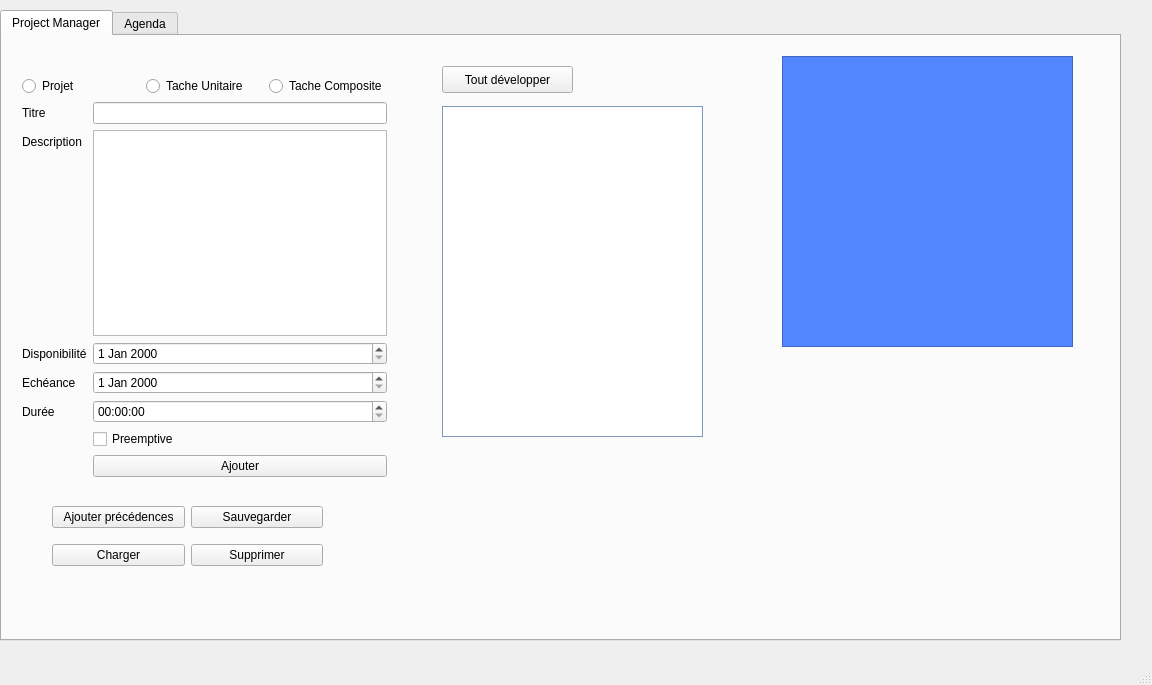
Before: the Qt Designer form ProjectCalendar/mainwindow.ui in pzins/ProjectCalendar_LO21, drawn with Qt 5.
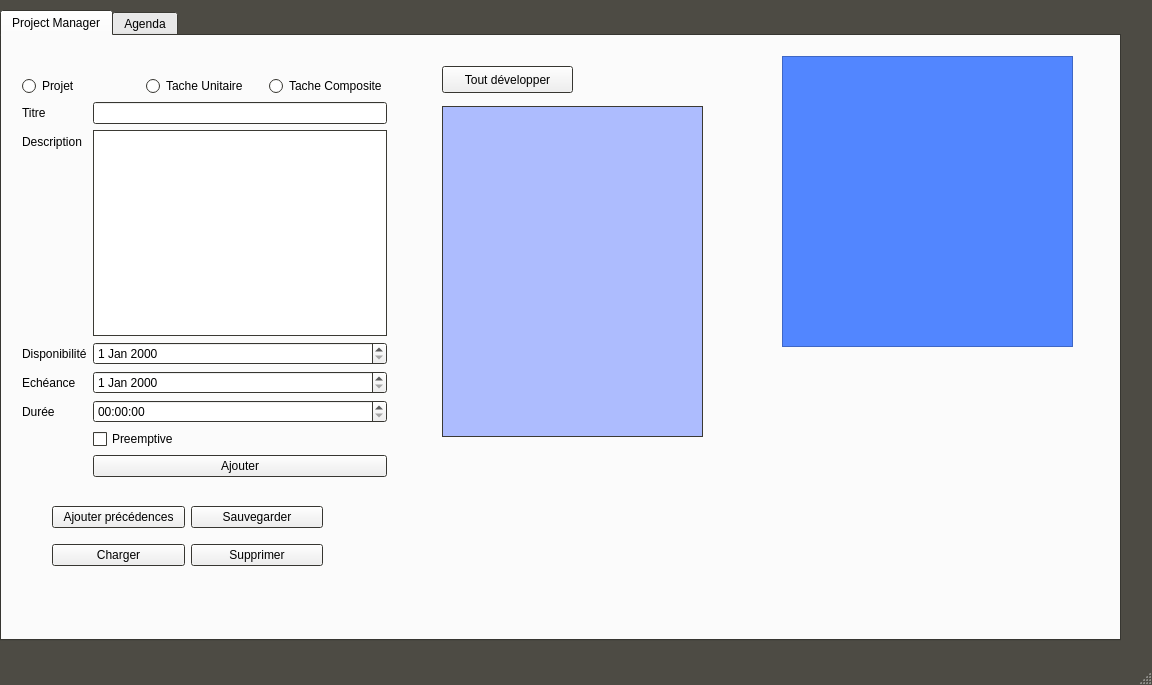
After: the same form once the commit is applied. Icons and pictures are not drawn.

```diff
--- a/ProjectCalendar/mainwindow.ui
+++ b/ProjectCalendar/mainwindow.ui
@@ -10,9 +10,92 @@
     <height>685</height>
    </rect>
   </property>
+  <property name="palette">
+   <palette>
+    <active>
+     <colorrole role="Base">
+      <brush brushstyle="SolidPattern">
+       <color alpha="255">
+        <red>255</red>
+        <green>255</green>
+        <blue>255</blue>
+       </color>
+      </brush>
+     </colorrole>
+     <colorrole role="Window">
+      <brush brushstyle="SolidPattern">
+       <color alpha="255">
+        <red>77</red>
+        <green>75</green>
+        <blue>68</blue>
+       </color>
+      </brush>
+     </colorrole>
+    </active>
+    <inactive>
+     <colorrole role="Base">
+      <brush brushstyle="SolidPattern">
+       <color alpha="255">
+        <red>255</red>
+        <green>255</green>
+        <blue>255</blue>
+       </color>
+      </brush>
+     </colorrole>
+     <colorrole role="Window">
+      <brush brushstyle="SolidPattern">
+       <color alpha="255">
+        <red>77</red>
+        <green>75</green>
+        <blue>68</blue>
+       </color>
+      </brush>
+     </colorrole>
+    </inactive>
+    <disabled>
+     <colorrole role="Base">
+      <brush brushstyle="SolidPattern">
+       <color alpha="255">
+        <red>77</red>
+        <green>75</green>
+        <blue>68</blue>
+       </color>
+      </brush>
+     </colorrole>
+     <colorrole role="Window">
+      <brush brushstyle="SolidPattern">
+       <color alpha="255">
+        <red>77</red>
+        <green>75</green>
+        <blue>68</blue>
+       </color>
+      </brush>
+     </colorrole>
+    </disabled>
+   </palette>
+  </property>
   <property name="windowTitle">
    <string>MainWindow</string>
   </property>
+  <property name="styleSheet">
+   <string notr="true">
+QTreeView::branch:has-children:!has-siblings:closed,
+QTreeView::branch:closed:has-children:has-siblings {
+        border-image: none;
+        image: url(ol.png);
+}
+
+QTreeView::branch:open:has-children:!has-siblings,
+QTreeView::branch:open:has-children:has-siblings  {
+        border-image: none;
+        image: url(ol.png);
+}
+
+QTabWidget::tab-bar {
+    alignment: center;
+}
+</string>
+  </property>
   <widget class="QWidget" name="centralwidget">
    <widget class="QTabWidget" name="tabWidget">
     <property name="geometry">
@@ -45,60 +128,6 @@
       <property name="palette">
        <palette>
         <active>
-         <colorrole role="WindowText">
-          <brush brushstyle="SolidPattern">
-           <color alpha="255">
-            <red>0</red>
-            <green>0</green>
-            <blue>0</blue>
-           </color>
-          </brush>
-         </colorrole>
-         <colorrole role="Button">
-          <brush brushstyle="SolidPattern">
-           <color alpha="255">
-            <red>164</red>
-            <green>197</green>
-            <blue>249</blue>
-           </color>
-          </brush>
-         </colorrole>
-         <colorrole role="Light">
-          <brush brushstyle="SolidPattern">
-           <color alpha="255">
-            <red>255</red>
-            <green>255</green>
-            <blue>255</blue>
-           </color>
-          </brush>
-         </colorrole>
-         <colorrole role="Midlight">
-          <brush brushstyle="SolidPattern">
-           <color alpha="255">
-            <red>209</red>
-            <green>226</green>
-            <blue>252</blue>
-           </color>
-          </brush>
-         </colorrole>
-         <colorrole role="Dark">
-          <brush brushstyle="SolidPattern">
-           <color alpha="255">
-            <red>82</red>
-            <green>98</green>
-            <blue>124</blue>
-           </color>
-          </brush>
-         </colorrole>
-         <colorrole role="Mid">
-          <brush brushstyle="SolidPattern">
-           <color alpha="255">
-            <red>109</red>
-            <green>131</green>
-            <blue>166</blue>
-           </color>
-          </brush>
-         </colorrole>
          <colorrole role="Text">
           <brush brushstyle="SolidPattern">
            <color alpha="255">
@@ -108,134 +137,17 @@
            </color>
           </brush>
          </colorrole>
-         <colorrole role="BrightText">
-          <brush brushstyle="SolidPattern">
-           <color alpha="255">
-            <red>255</red>
-            <green>255</green>
-            <blue>255</blue>
-           </color>
-          </brush>
-         </colorrole>
-         <colorrole role="ButtonText">
-          <brush brushstyle="SolidPattern">
-           <color alpha="255">
-            <red>0</red>
-            <green>0</green>
-            <blue>0</blue>
-           </color>
-          </brush>
-         </colorrole>
          <colorrole role="Base">
           <brush brushstyle="SolidPattern">
            <color alpha="255">
-            <red>255</red>
-            <green>255</green>
-            <blue>255</blue>
-           </color>
-          </brush>
-         </colorrole>
-         <colorrole role="Window">
-          <brush brushstyle="SolidPattern">
-           <color alpha="255">
-            <red>164</red>
-            <green>197</green>
-            <blue>249</blue>
-           </color>
-          </brush>
-         </colorrole>
-         <colorrole role="Shadow">
-          <brush brushstyle="SolidPattern">
-           <color alpha="255">
-            <red>0</red>
-            <green>0</green>
-            <blue>0</blue>
-           </color>
-          </brush>
-         </colorrole>
-         <colorrole role="AlternateBase">
-          <brush brushstyle="SolidPattern">
-           <color alpha="255">
-            <red>209</red>
-            <green>226</green>
-            <blue>252</blue>
-           </color>
-          </brush>
-         </colorrole>
-         <colorrole role="ToolTipBase">
-          <brush brushstyle="SolidPattern">
-           <color alpha="255">
-            <red>255</red>
-            <green>255</green>
-            <blue>220</blue>
-           </color>
-          </brush>
-         </colorrole>
-         <colorrole role="ToolTipText">
-          <brush brushstyle="SolidPattern">
-           <color alpha="255">
-            <red>0</red>
-            <green>0</green>
-            <blue>0</blue>
+            <red>173</red>
+            <green>188</green>
+            <blue>254</blue>
            </color>
           </brush>
          </colorrole>
         </active>
         <inactive>
-         <colorrole role="WindowText">
-          <brush brushstyle="SolidPattern">
-           <color alpha="255">
-            <red>0</red>
-            <green>0</green>
-            <blue>0</blue>
-           </color>
-          </brush>
-         </colorrole>
-         <colorrole role="Button">
-          <brush brushstyle="SolidPattern">
-           <color alpha="255">
-            <red>164</red>
-            <green>197</green>
-            <blue>249</blue>
-           </color>
-          </brush>
-         </colorrole>
-         <colorrole role="Light">
-          <brush brushstyle="SolidPattern">
-           <color alpha="255">
-            <red>255</red>
-            <green>255</green>
-            <blue>255</blue>
-           </color>
-          </brush>
-         </colorrole>
-         <colorrole role="Midlight">
-          <brush brushstyle="SolidPattern">
-           <color alpha="255">
-            <red>209</red>
-            <green>226</green>
-            <blue>252</blue>
-           </color>
-          </brush>
-         </colorrole>
-         <colorrole role="Dark">
-          <brush brushstyle="SolidPattern">
-           <color alpha="255">
-            <red>82</red>
-            <green>98</green>
-            <blue>124</blue>
-           </color>
-          </brush>
-         </colorrole>
-         <colorrole role="Mid">
-          <brush brushstyle="SolidPattern">
-           <color alpha="255">
-            <red>109</red>
-            <green>131</green>
-            <blue>166</blue>
-           </color>
-          </brush>
-         </colorrole>
          <colorrole role="Text">
           <brush brushstyle="SolidPattern">
            <color alpha="255">
@@ -245,218 +157,41 @@
            </color>
           </brush>
          </colorrole>
-         <colorrole role="BrightText">
-          <brush brushstyle="SolidPattern">
-           <color alpha="255">
-            <red>255</red>
-            <green>255</green>
-            <blue>255</blue>
-           </color>
-          </brush>
-         </colorrole>
-         <colorrole role="ButtonText">
-          <brush brushstyle="SolidPattern">
-           <color alpha="255">
-            <red>0</red>
-            <green>0</green>
-            <blue>0</blue>
-           </color>
-          </brush>
-         </colorrole>
          <colorrole role="Base">
           <brush brushstyle="SolidPattern">
            <color alpha="255">
-            <red>255</red>
-            <green>255</green>
-            <blue>255</blue>
-           </color>
-          </brush>
-         </colorrole>
-         <colorrole role="Window">
-          <brush brushstyle="SolidPattern">
-           <color alpha="255">
-            <red>164</red>
-            <green>197</green>
-            <blue>249</blue>
-           </color>
-          </brush>
-         </colorrole>
-         <colorrole role="Shadow">
-          <brush brushstyle="SolidPattern">
-           <color alpha="255">
-            <red>0</red>
-            <green>0</green>
-            <blue>0</blue>
-           </color>
-          </brush>
-         </colorrole>
-         <colorrole role="AlternateBase">
-          <brush brushstyle="SolidPattern">
-           <color alpha="255">
-            <red>209</red>
-            <green>226</green>
-            <blue>252</blue>
-           </color>
-          </brush>
-         </colorrole>
-         <colorrole role="ToolTipBase">
-          <brush brushstyle="SolidPattern">
-           <color alpha="255">
-            <red>255</red>
-            <green>255</green>
-            <blue>220</blue>
-           </color>
-          </brush>
-         </colorrole>
-         <colorrole role="ToolTipText">
-          <brush brushstyle="SolidPattern">
-           <color alpha="255">
-            <red>0</red>
-            <green>0</green>
-            <blue>0</blue>
+            <red>173</red>
+            <green>188</green>
+            <blue>254</blue>
            </color>
           </brush>
          </colorrole>
         </inactive>
         <disabled>
-         <colorrole role="WindowText">
-          <brush brushstyle="SolidPattern">
-           <color alpha="255">
-            <red>82</red>
-            <green>98</green>
-            <blue>124</blue>
-           </color>
-          </brush>
-         </colorrole>
-         <colorrole role="Button">
-          <brush brushstyle="SolidPattern">
-           <color alpha="255">
-            <red>164</red>
-            <green>197</green>
-            <blue>249</blue>
-           </color>
-          </brush>
-         </colorrole>
-         <colorrole role="Light">
-          <brush brushstyle="SolidPattern">
-           <color alpha="255">
-            <red>255</red>
-            <green>255</green>
-            <blue>255</blue>
-           </color>
-          </brush>
-         </colorrole>
-         <colorrole role="Midlight">
-          <brush brushstyle="SolidPattern">
-           <color alpha="255">
-            <red>209</red>
-            <green>226</green>
-            <blue>252</blue>
-           </color>
-          </brush>
-         </colorrole>
-         <colorrole role="Dark">
-          <brush brushstyle="SolidPattern">
-           <color alpha="255">
-            <red>82</red>
-            <green>98</green>
-            <blue>124</blue>
-           </color>
-          </brush>
-         </colorrole>
-         <colorrole role="Mid">
-          <brush brushstyle="SolidPattern">
-           <color alpha="255">
-            <red>109</red>
-            <green>131</green>
-            <blue>166</blue>
-           </color>
-          </brush>
-         </colorrole>
          <colorrole role="Text">
           <brush brushstyle="SolidPattern">
            <color alpha="255">
-            <red>82</red>
-            <green>98</green>
-            <blue>124</blue>
-           </color>
-          </brush>
-         </colorrole>
-         <colorrole role="BrightText">
-          <brush brushstyle="SolidPattern">
-           <color alpha="255">
-            <red>255</red>
-            <green>255</green>
-            <blue>255</blue>
-           </color>
-          </brush>
-         </colorrole>
-         <colorrole role="ButtonText">
-          <brush brushstyle="SolidPattern">
-           <color alpha="255">
-            <red>82</red>
-            <green>98</green>
-            <blue>124</blue>
+            <red>159</red>
+            <green>158</green>
+            <blue>158</blue>
            </color>
           </brush>
          </colorrole>
          <colorrole role="Base">
           <brush brushstyle="SolidPattern">
            <color alpha="255">
-            <red>164</red>
-            <green>197</green>
-            <blue>249</blue>
-           </color>
-          </brush>
-         </colorrole>
-         <colorrole role="Window">
-          <brush brushstyle="SolidPattern">
-           <color alpha="255">
-            <red>164</red>
-            <green>197</green>
-            <blue>249</blue>
-           </color>
-          </brush>
-         </colorrole>
-         <colorrole role="Shadow">
-          <brush brushstyle="SolidPattern">
-           <color alpha="255">
-            <red>0</red>
-            <green>0</green>
-            <blue>0</blue>
-           </color>
-          </brush>
-         </colorrole>
-         <colorrole role="AlternateBase">
-          <brush brushstyle="SolidPattern">
-           <color alpha="255">
-            <red>164</red>
-            <green>197</green>
-            <blue>249</blue>
-           </color>
-          </brush>
-         </colorrole>
-         <colorrole role="ToolTipBase">
-          <brush brushstyle="SolidPattern">
-           <color alpha="255">
             <red>255</red>
             <green>255</green>
-            <blue>220</blue>
-           </color>
-          </brush>
-         </colorrole>
-         <colorrole role="ToolTipText">
-          <brush brushstyle="SolidPattern">
-           <color alpha="255">
-            <red>0</red>
-            <green>0</green>
-            <blue>0</blue>
+            <blue>255</blue>
            </color>
           </brush>
          </colorrole>
         </disabled>
        </palette>
       </property>
+      <property name="autoFillBackground">
+       <bool>false</bool>
+      </property>
       <property name="dragEnabled">
        <bool>false</bool>
       </property>
```
Left out of the diff: 12 changed lines with no effect on the pictures.
